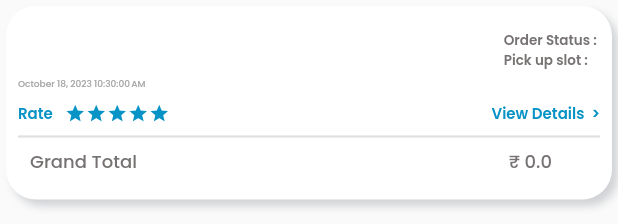
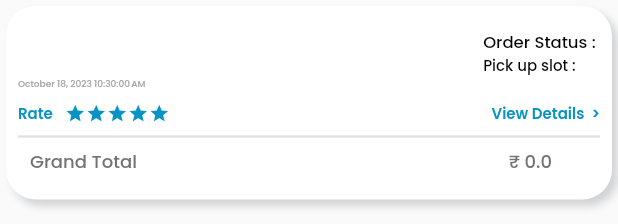
Before and after one commit to hardik17771/HomeEaze_SourceCode, a Flutter app: the OrderCard widget shown alone on an empty page, opened directly with empty values, on a phone screen of 412 x 824 dp. Shown: the top 224 px of the screen. Run offline on Flutter 3.47's test engine with Material 2 defaults, Android fonts, the phone set to English and light mode, and no system bars; our stand-ins replace animated_splash_screen, cloud_firestore, connectivity_plus, firebase_auth, firebase_core, firebase_messaging and 10 more; missing offline and left inert: app_settings, easy_upi_payment; accounts and stored records are empty; project files that could hold a hidden picture were left out.

Commit message:
UI changes 18 oct

```diff
--- a/lib/views/auth/phone_otp/phone_otp_login_page.dart
+++ b/lib/views/auth/phone_otp/phone_otp_login_page.dart
@@ -3,6 +3,8 @@ import 'package:google_fonts/google_fonts.dart';
 import 'package:homeeaze_sourcecode/core/colors.dart';
 import 'package:homeeaze_sourcecode/views/auth/phone_otp/phone_otp_verifly_page.dart';
 import 'package:homeeaze_sourcecode/views/widgets/custom_button.dart';
+
+import '../../../core/animations/color_loader.dart';
 
 class PhoneOTPLoginPage extends StatefulWidget {
   const PhoneOTPLoginPage({super.key});
--- a/lib/views/cart/widgets/pickup_time_card.dart
+++ b/lib/views/cart/widgets/pickup_time_card.dart
@@ -13,7 +13,7 @@ class PickUpTimeCard extends StatelessWidget {
   @override
   Widget build(BuildContext context) {
     return Container(
-      height: 25,
+      height: 34,
       width: 85,
       decoration: BoxDecoration(
         color: bgColor,
@@ -24,7 +24,8 @@ class PickUpTimeCard extends StatelessWidget {
           text,
           textAlign: TextAlign.center,
           style: GoogleFonts.poppins(
-            fontSize: 11,
+            color: Colors.white,
+            fontSize: 15,
             fontWeight: FontWeight.w600,
           ),
         ),
--- a/lib/views/orders/widgets/order_card.dart
+++ b/lib/views/orders/widgets/order_card.dart
@@ -98,6 +98,15 @@ class _OrderCardState extends State<OrderCard> {
     required VendorModel vendorModel,
     required List<Map<String, dynamic>> orderServices,
   }) {
+    Color textColor;
+
+    if (widget.orderModel.orderStatus == 'Cancelled') {
+      textColor = Colors.red;
+    } else if (widget.orderModel.orderStatus == 'To be picked up') {
+      textColor = Colors.blue;
+    } else {
+      textColor = Colors.black;
+    }
     return SizedBox(
       width: size.width,
       child: Column(
@@ -148,17 +157,18 @@ class _OrderCardState extends State<OrderCard> {
                     Text(
                       "Order Status : ${widget.orderModel.orderStatus}",
                       style: GoogleFonts.poppins(
-                        fontSize: 9,
-                        fontWeight: FontWeight.w600,
-                        color: AppColors.secondaryTextColor,
+                        fontSize: 11,
+                        fontWeight: FontWeight.w500,
+                        color: textColor
                       ),
                     ),
+
                     Text(
                       "Pick up slot : ${widget.orderModel.pickUpTimeSlot}",
                       style: GoogleFonts.poppins(
-                        fontSize: 9,
-                        fontWeight: FontWeight.w600,
-                        color: AppColors.secondaryTextColor,
+                        fontSize: 10,
+                        fontWeight: FontWeight.w500,
+                        color: AppColors.blackColor,
                       ),
                     ),
                   ],
```
Also changed, not shown: lib/views/auth/phone_otp/phone_otp_verifly_page.dart (+26 -2 lines), lib/views/orders/checkout_page.dart (+10 -11 lines), lib/views/orders/order_details_page.dart (+107 -16 lines), 1 other file.
